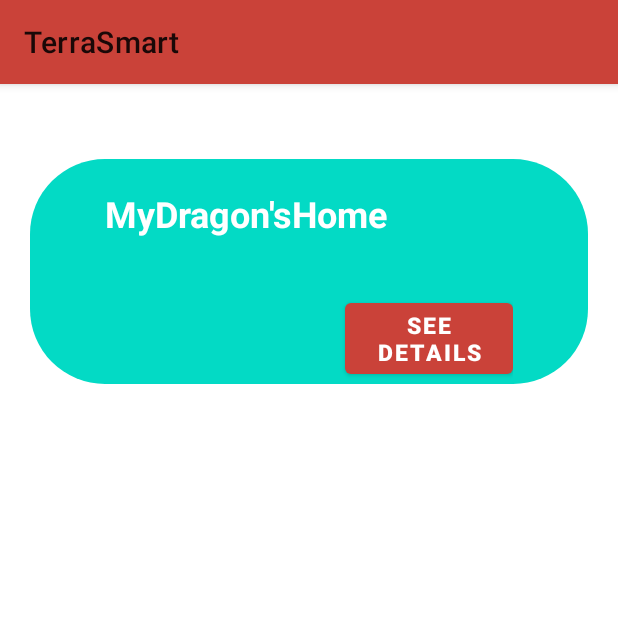
After one commit to alinusiacoban/SEP4-InteractiveMedia, an Android app: the ViewAllTerrarium screen opened directly, with no data from a screen before it, on a phone screen of 412 x 824 dp, the top half of it. The commit adds this screen. Run offline under Robolectric (Android 15) with nearby library versions, the phone set to English and light mode, and no system bars.

Commit message:
added a co2 linechart and an activity to view all terrarium.

```diff
--- /dev/null
+++ b/app/src/main/java/com/aliniacoban/fishingindenmark/terraiot/Model/Terrarium.java
@@ -0,0 +1,20 @@
+package com.aliniacoban.fishingindenmark.terraiot.Model;
+
+public class Terrarium {
+    private String name;
+
+
+    public Terrarium(String name) {
+        this.name = name;
+    }
+
+    public String getName() {
+        return name;
+    }
+
+    public void setName(String name) {
+        this.name = name;
+    }
+
+
+}
--- /dev/null
+++ b/app/src/main/java/com/aliniacoban/fishingindenmark/terraiot/ui/menu/ViewAllTerrarium.java
@@ -0,0 +1,34 @@
+package com.aliniacoban.fishingindenmark.terraiot.ui.menu;
+
+import androidx.appcompat.app.AppCompatActivity;
+import androidx.recyclerview.widget.LinearLayoutManager;
+import androidx.recyclerview.widget.RecyclerView;
+
+import android.os.Bundle;
+
+import com.aliniacoban.fishingindenmark.R;
+
+import java.util.ArrayList;
+import java.util.List;
+
+import com.aliniacoban.fishingindenmark.terraiot.Model.Terrarium;
+
+public class ViewAllTerrarium extends AppCompatActivity {
+    RecyclerView recyclerView;
+    @Override
+    protected void onCreate(Bundle savedInstanceState) {
+        super.onCreate(savedInstanceState);
+        setContentView(R.layout.activity_view_all_terrarium);
+        recyclerView=findViewById(R.id.recyclerView);
+
+        recyclerView.setLayoutManager(new LinearLayoutManager(this));
+        recyclerView.hasFixedSize();
+        List<Terrarium> terrariumList = new ArrayList<>();
+        terrariumList.add(new Terrarium("MyDragon'sHome"));
+
+
+        ViewTerrariumAdapter adapter = new ViewTerrariumAdapter(terrariumList);
+        recyclerView.setAdapter(adapter);
+
+    }
+}
--- /dev/null
+++ b/app/src/main/java/com/aliniacoban/fishingindenmark/terraiot/ui/menu/ViewTerrariumAdapter.java
@@ -0,0 +1,58 @@
+package com.aliniacoban.fishingindenmark.terraiot.ui.menu;
+
+import android.view.LayoutInflater;
+import android.view.View;
+import android.view.ViewGroup;
+import android.widget.TextView;
+
+import androidx.annotation.NonNull;
+import androidx.recyclerview.widget.RecyclerView;
+
+import com.aliniacoban.fishingindenmark.R;
+
+import java.util.List;
+
+import com.aliniacoban.fishingindenmark.terraiot.Model.Terrarium;
+
+public class ViewTerrariumAdapter extends RecyclerView.Adapter<ViewTerrariumAdapter.ViewHolder> {
+
+    List<Terrarium> myTerrariumList;
+
+    public ViewTerrariumAdapter(List<Terrarium> myTerrariumList) {
+        this.myTerrariumList = myTerrariumList;
+    }
+
+    @NonNull
+    @Override
+    public ViewTerrariumAdapter.ViewHolder onCreateViewHolder(@NonNull ViewGroup parent, int viewType) {
+        LayoutInflater inflater = LayoutInflater.from(parent.getContext());
+        View view = inflater.inflate(R.layout.terrarium_list
+                ,parent,false);
+        return new ViewHolder(view);
+    }
+
+    @Override
+    public void onBindViewHolder(@NonNull ViewTerrariumAdapter.ViewHolder holder, int position) {
+        holder.terra_name.setText(myTerrariumList.get(position).getName());
+
+    }
+
+    @Override
+    public int getItemCount() {
+        return myTerrariumList.size();
+    }
+
+    public class ViewHolder extends RecyclerView.ViewHolder {
+            TextView terra_name;
+            public TextView getTerra_name() {
+                return terra_name ;
+            }
+
+
+        public ViewHolder(@NonNull View view) {
+                super(view);
+                terra_name = view.findViewById(R.id.title);
+
+        }
+    }
+}
--- /dev/null
+++ b/app/src/main/res/drawable-v24/bg_for_recyclerview.xml
@@ -0,0 +1,8 @@
+<?xml version="1.0" encoding="UTF-8"?>
+<shape xmlns:android="http://schemas.android.com/apk/res/android"
+    android:id="@+id/listview_background_shape">
+    <corners android:radius="50dp" />
+    <solid
+        android:color="@color/teal_200"
+        />
+</shape>
--- /dev/null
+++ b/app/src/main/res/layout/activity_view_all_terrarium.xml
@@ -0,0 +1,17 @@
+<?xml version="1.0" encoding="utf-8"?>
+
+<LinearLayout xmlns:android="http://schemas.android.com/apk/res/android"
+    xmlns:app="http://schemas.android.com/apk/res-auto"
+    xmlns:tools="http://schemas.android.com/tools"
+    android:layout_width="match_parent"
+    android:layout_height="wrap_content"
+    android:orientation="vertical"
+
+    >
+
+    <androidx.recyclerview.widget.RecyclerView
+        android:id="@+id/recyclerView"
+        android:layout_width="match_parent"
+        android:layout_height="match_parent"
+        android:layout_marginTop="30dp" />
+</LinearLayout>
--- a/app/src/main/res/layout/menu_fragment.xml
+++ b/app/src/main/res/layout/menu_fragment.xml
@@ -55,6 +55,7 @@
         android:layout_height="wrap_content"
         android:orientation="horizontal">
         <TextView
+            android:id="@+id/viewTerrarium"
             android:layout_width="wrap_content"
             android:layout_height="match_parent"
             android:text="@string/view_all_terrarium"
--- /dev/null
+++ b/app/src/main/res/layout/terrarium_list.xml
@@ -0,0 +1,38 @@
+<RelativeLayout xmlns:android="http://schemas.android.com/apk/res/android"
+    xmlns:app="http://schemas.android.com/apk/res-auto"
+    xmlns:tools="http://schemas.android.com/tools"
+    android:id="@+id/recyclerView"
+    android:layout_width="match_parent"
+    android:layout_height="150dp"
+    android:layout_marginLeft="20dp"
+    android:layout_marginTop="20dp"
+    android:layout_marginRight="20dp"
+    android:background="@drawable/bg_for_recyclerview">
+
+    <LinearLayout
+        android:layout_width="match_parent"
+        android:layout_height="match_parent"
+        android:orientation="vertical"
+        android:paddingLeft="50dp"
+        android:paddingTop="20dp"
+        android:paddingRight="50dp">
+
+        <TextView
+            android:id="@+id/title"
+            android:layout_width="match_parent"
+            android:layout_height="70dp"
+            android:text="@string/app_name"
+            android:textAlignment="viewStart"
+            android:textColor="@color/white"
+            android:textSize="24sp"
+            android:textStyle="bold" />
+        <Button
+            android:layout_width="wrap_content"
+            android:layout_height="wrap_content"
+            android:layout_marginLeft="160dp"
+            android:text="@string/see_details"
+            android:textSize="15sp"
+            android:textStyle="bold"
+            tools:cornerRadius="20dp" />
+    </LinearLayout>
+</RelativeLayout>
--- a/app/src/main/res/values/strings.xml
+++ b/app/src/main/res/values/strings.xml
@@ -35,4 +35,7 @@
     <string name="enter_co2_level">Enter CO2 Level</string>
     <string name="enter_temperature_level">Enter Temperature Level</string>
     <string name="enter_reptile_type">Enter Reptile Type</string>
+    <string name="see_details">See details</string>
+    <!-- TODO: Remove or change this placeholder text -->
+    <string name="hello_blank_fragment">Hello blank fragment</string>
 </resources>
```
Also changed, not shown: app/src/main/AndroidManifest.xml (+9 -5 lines), app/src/main/java/com/aliniacoban/fishingindenmark/terraiot/ui/co2/CO2Fragment.java (+33 -2 lines), app/src/main/java/com/aliniacoban/fishingindenmark/terraiot/ui/menu/MenuFragment.java (+11 -1 lines), app/src/main/res/layout/c_o2_fragment.xml (+2 -5 lines).
